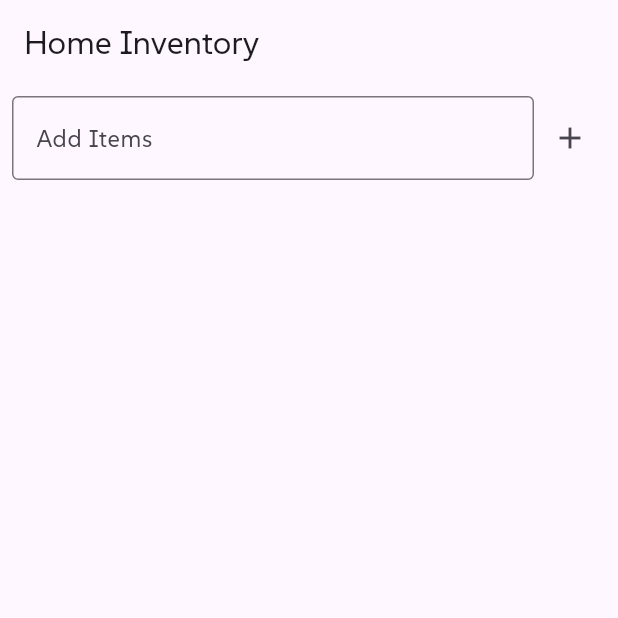
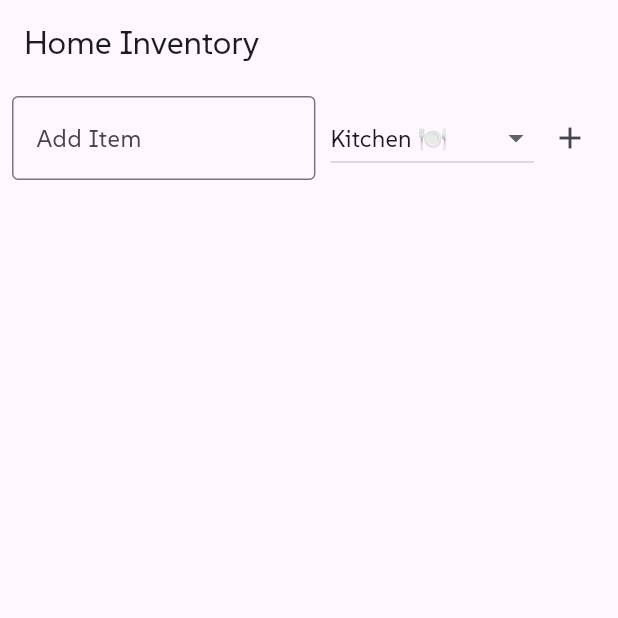
Before and after one commit to Mikku0/Flutter_Home_Inventory, a Flutter app: the screen it shows after launch, on a phone screen of 412 x 824 dp, the top half of it. Run offline on Flutter 3.47's test engine with Material 3 defaults, Android fonts, the phone set to English and light mode, and no system bars.

```diff
--- a/lib/main.dart
+++ b/lib/main.dart
@@ -26,10 +26,18 @@ class InventoryPage extends StatefulWidget {
 class _InventoryPageState extends State<InventoryPage> {
   final List<Item> _items = [];
   final TextEditingController _controller = TextEditingController();
+  String _selectedCategory = 'Kitchen 🍽️';
 
-  void _addItem(String name) {
+  final List<String> _categories = [
+    'Kitchen 🍽️',
+    'Bedroom 🛋️',
+    'Living Room 🛏️',
+    'Bathroom 🛁'
+  ];
+
+  void _addItem(String name, String category) {
     setState(() {
-      _items.add(Item(name: name));
+      _items.add(Item(name: name, category: category));
       _controller.clear();
     });
   }
@@ -62,16 +70,34 @@ class _InventoryPageState extends State<InventoryPage> {
                   child: TextField(
                     controller: _controller,
                     decoration: InputDecoration(
-                      labelText: 'Add Items',
+                      labelText: 'Add Item',
                       border: OutlineInputBorder(),
                     ),
                   ),
+                ),
+                SizedBox(width: 10),
+                DropdownButton<String>(
+                  value: _selectedCategory,
+                  onChanged: (String? newValue) {
+                    if (newValue != null) {
+                      setState(() {
+                        _selectedCategory = newValue;
+                      });
+                    }
+                  },
+                  items:
+                      _categories.map<DropdownMenuItem<String>>((String value) {
+                    return DropdownMenuItem<String>(
+                      value: value,
+                      child: Text(value),
+                    );
+                  }).toList(),
                 ),
                 IconButton(
                   icon: Icon(Icons.add),
                   onPressed: () {
                     if (_controller.text.isNotEmpty) {
-                      _addItem(_controller.text);
+                      _addItem(_controller.text, _selectedCategory);
                     }
                   },
                 ),
@@ -86,18 +112,28 @@ class _InventoryPageState extends State<InventoryPage> {
                   title: Row(
                     children: [
                       Expanded(
-                        child: CheckboxListTile(
-                          contentPadding: EdgeInsets.only(left: 10.0),
-                          title: Text(
-                            _items[index].name,
-                            style: TextStyle(
-                              fontSize: 18.0,
-                              fontFamily: 'SUSE',
+                        child: Row(
+                          mainAxisAlignment: MainAxisAlignment.spaceBetween,
+                          children: [
+                            Text(
+                              _items[index].name,
+                              style: TextStyle(
+                                fontSize: 18.0,
+                              ),
                             ),
-                          ),
-                          value: _items[index].isOwned,
-                          onChanged: (value) => _toggleItemStatus(index, value),
+                            Text(
+                              '(${_items[index].category})',
+                              style: TextStyle(
+                                fontSize: 18.0,
+                                color: Colors.grey,
+                              ),
+                            ),
+                          ],
                         ),
+                      ),
+                      Checkbox(
+                        value: _items[index].isOwned,
+                        onChanged: (value) => _toggleItemStatus(index, value),
                       ),
                       IconButton(
                         icon: Icon(Icons.delete),
@@ -117,7 +153,8 @@ class _InventoryPageState extends State<InventoryPage> {
 
 class Item {
   final String name;
+  final String category;
   bool isOwned;
 
-  Item({required this.name, this.isOwned = false});
+  Item({required this.name, required this.category, this.isOwned = false});
 }
```
Also changed, not shown: 2 other files.
